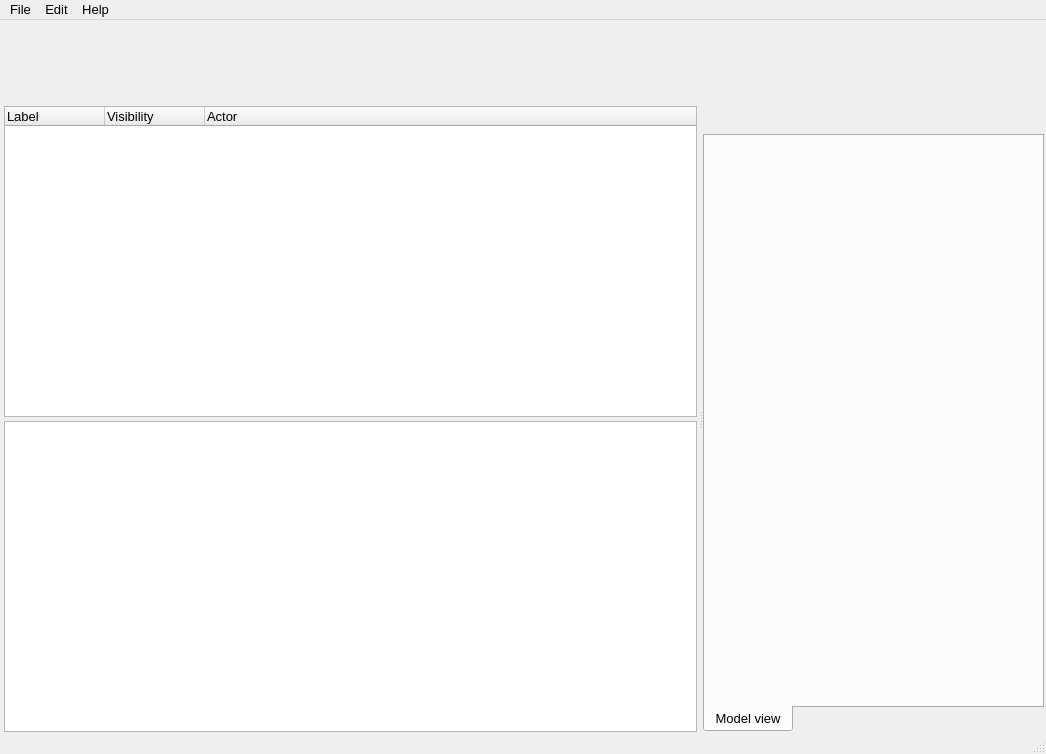
First picture: the form in src/UserInterface/Forms/MainWindow.ui, repository PawelekPro/MeshGeneratingTool, before the edit.
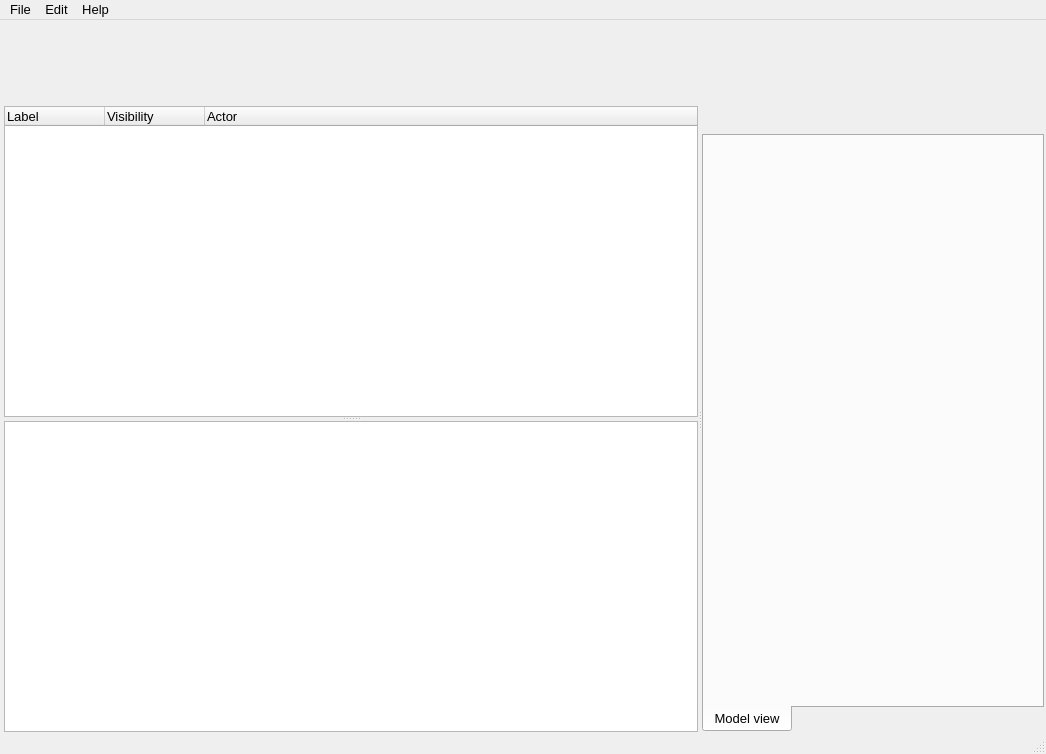
Second picture: the form after the edit. Icons and pictures are not drawn. Custom widgets are drawn as their Qt base class.

```diff
--- a/src/UserInterface/Forms/MainWindow.ui
+++ b/src/UserInterface/Forms/MainWindow.ui
@@ -62,15 +62,19 @@
          <number>0</number>
         </property>
         <property name="rightMargin">
-         <number>2</number>
+         <number>0</number>
         </property>
         <property name="bottomMargin">
          <number>0</number>
         </property>
-        <property name="spacing">
-         <number>4</number>
+        <property name="verticalSpacing">
+         <number>6</number>
         </property>
         <item row="0" column="0">
+         <widget class="QSplitter" name="propertiesSplitter">
+          <property name="orientation">
+           <enum>Qt::Vertical</enum>
+          </property>
          <widget class="TreeStructure" name="treeWidget">
           <property name="frameShape">
            <enum>QFrame::StyledPanel</enum>
@@ -118,9 +122,12 @@
            </property>
           </column>
          </widget>
-        </item>
-        <item row="1" column="0">
-         <widget class="PropertiesWidget" name="propertiesTable"/>
+          <widget class="PropertiesWidget" name="propertiesTable">
+           <property name="selectionMode">
+            <enum>QAbstractItemView::NoSelection</enum>
+           </property>
+          </widget>
+         </widget>
         </item>
        </layout>
       </widget>
@@ -352,8 +359,8 @@
   </customwidget>
   <customwidget>
    <class>PropertiesWidget</class>
-   <extends>QTableWidget</extends>
-   <header location="global">PropertiesWidget.h</header>
+   <extends>QTableView</extends>
+   <header>PropertiesWidget.h</header>
   </customwidget>
  </customwidgets>
  <resources>
```
Lines whose indentation alone changed are shown as unchanged.
